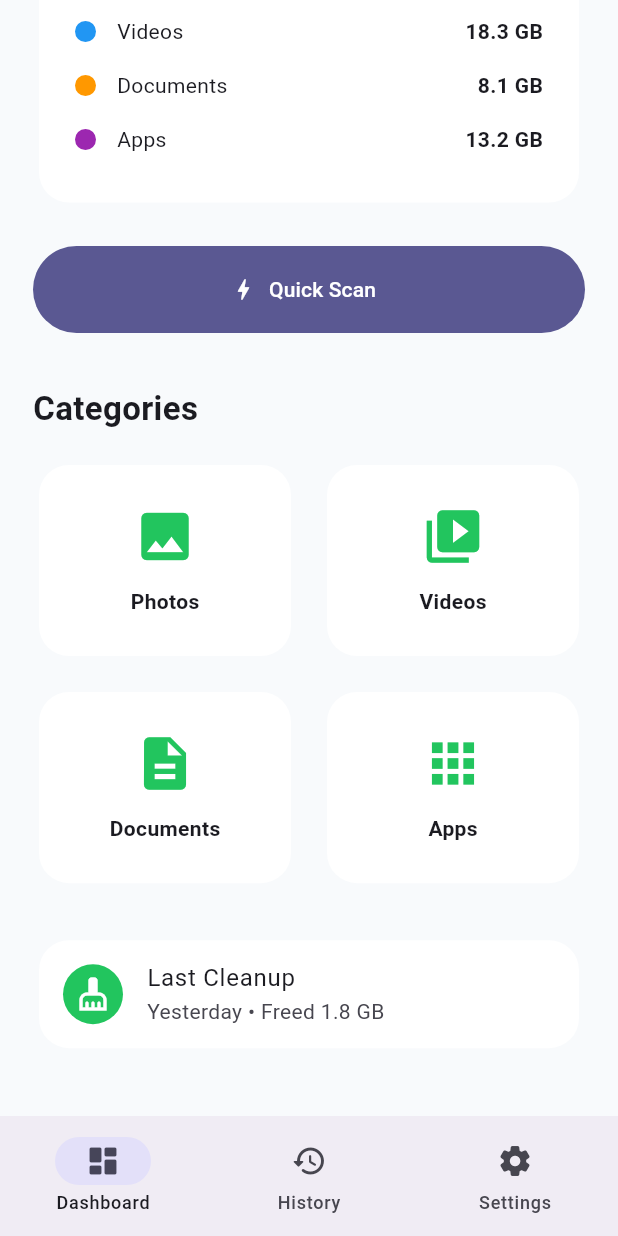
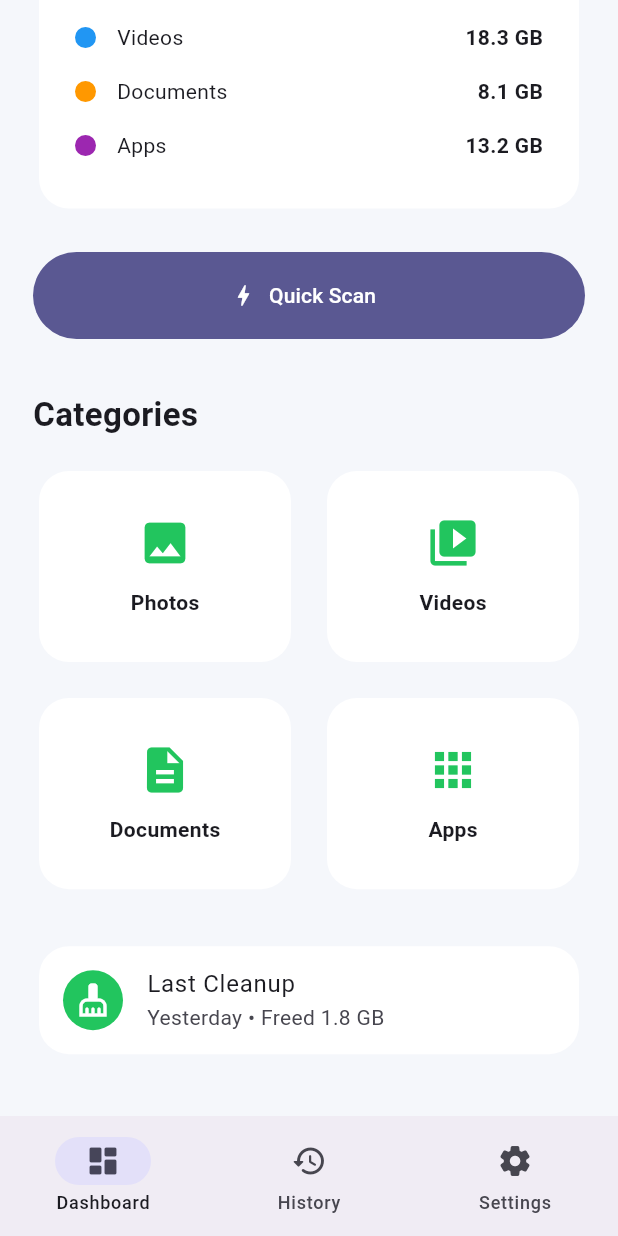
Before and after one commit to itusharsharma/SmartSweep-App, a Flutter app: the DashboardScreen screen opened by its route, scrolled down 526 dp, on a phone screen of 412 x 824 dp. Run offline on Flutter 3.47's test engine with Material 3 defaults, Android fonts, the phone set to English and light mode, and no system bars.

Commit message:
Improve responsive layout and dashboard UI

```diff
--- a/lib/app/colors.dart
+++ b/lib/app/colors.dart
@@ -3,23 +3,30 @@ import 'package:flutter/material.dart';
 class AppColors {
   AppColors._();
 
-  static const Color primary = Color(0xFF22C55E);
+  // Brand
+  static const primary = Color(0xFF22C55E);
+  static const secondary = Color(0xFF3B82F6);
 
-  static const Color secondary = Color(0xFF0EA5E9);
+  // Backgrounds
+  static const background = Color(0xFFF5F7FB);
+  static const darkBackground = Color(0xFF0F172A);
 
-  static const Color background = Color(0xFFF8FAFC);
+  // Cards
+  static const card = Color(0xFF1E1E24);
 
-  static const Color darkBackground = Color(0xFF0F172A);
+  // Text
+  static const textPrimary = Color(0xFF111827);
+  static const textSecondary = Color(0xFF6B7280);
+  static const textOnDark = Colors.white;
 
-  static const Color card = Colors.white;
+  // Status
+  static const success = Color(0xFF22C55E);
+  static const warning = Color(0xFFF59E0B);
+  static const danger = Color(0xFFEF4444);
 
-  static const Color textDark = Color(0xFF111827);
-
-  static const Color textLight = Colors.white;
-
-  static const Color danger = Color(0xFFEF4444);
-
-  static const Color warning = Color(0xFFF59E0B);
-
-  static const Color success = Color(0xFF10B981);
+  // Category Colors
+  static const photos = Color(0xFF22C55E);
+  static const videos = Color(0xFF3B82F6);
+  static const documents = Color(0xFFF59E0B);
+  static const apps = Color(0xFF8B5CF6);
 }
--- a/lib/app/routes.dart
+++ b/lib/app/routes.dart
@@ -6,6 +6,8 @@ import '../features/dashboard/presentation/dashboard_screen.dart';
 import '../features/scanner/presentation/scan_screen.dart';
 import '../features/scanner/presentation/scan_results_screen.dart';
 import '../features/cleaner/presentation/cleaning_screen.dart';
+import '../features/history/presentation/history_screen.dart';
+import '../features/settings/presentation/settings_screen.dart';
 
 class AppRoutes {
   static const splash = '/';
@@ -14,6 +16,8 @@ class AppRoutes {
   static const scan = '/scan';
   static const scanResults = '/scan-results';
   static const cleaning = '/cleaning';
+  static const history = '/history';
+  static const settings = '/settings';
 
   static final routes = <String, WidgetBuilder>{
     splash: (_) => const SplashScreen(),
@@ -22,5 +26,7 @@ class AppRoutes {
     scan: (_) => const ScanScreen(),
     scanResults: (_) => const ScanResultsScreen(),
     cleaning: (_) => const CleaningScreen(),
+    history: (_) => const HistoryScreen(),
+    settings: (_) => const SettingsScreen(),
   };
 }
--- a/lib/features/dashboard/presentation/dashboard_screen.dart
+++ b/lib/features/dashboard/presentation/dashboard_screen.dart
@@ -13,23 +13,44 @@ class DashboardScreen extends StatelessWidget {
 
       bottomNavigationBar: NavigationBar(
         selectedIndex: 0,
+        onDestinationSelected: (index) {
+          switch (index) {
+            case 0:
+              break;
+            case 1:
+              Navigator.pushReplacementNamed(
+                context,
+                AppRoutes.history,
+              );
+              break;
+            case 2:
+              Navigator.pushReplacementNamed(
+                context,
+                AppRoutes.settings,
+              );
+              break;
+          }
+        },
         destinations: const [
           NavigationDestination(
             icon: Icon(Icons.dashboard_rounded),
-            label: 'Dashboard',
+            label: "Dashboard",
           ),
           NavigationDestination(
             icon: Icon(Icons.history_rounded),
-            label: 'History',
+            label: "History",
           ),
           NavigationDestination(
             icon: Icon(Icons.settings_rounded),
-            label: 'Settings',
+            label: "Settings",
           ),
         ],
       ),
 
       body: SafeArea(
+        child: Center(
+        child: ConstrainedBox(
+        constraints: const BoxConstraints(maxWidth: 600),
         child: SingleChildScrollView(
           padding: const EdgeInsets.all(22),
           child: Column(
@@ -43,7 +64,7 @@ class DashboardScreen extends StatelessWidget {
                 ),
               ),
 
-              const SizedBox(height: 8),
+              const SizedBox(height: 12),
 
               const Text(
                 'SmartSweep',
@@ -226,6 +247,8 @@ class DashboardScreen extends StatelessWidget {
           ),
         ),
       ),
+    ),
+    ),
     );
   }
 }
@@ -251,7 +274,7 @@ class CategoryCard extends StatelessWidget {
           children: [
             Icon(
               icon,
-              size: 42,
+              size: 36,
               color: AppColors.primary,
             ),
             const SizedBox(height: 12),
```
Also changed, not shown: lib/features/history/presentation/history_screen.dart (added, +126 -0 lines), lib/features/screens/presentation/app_shell.dart (added, +54 -0 lines), lib/features/settings/presentation/settings_screen.dart (added, +136 -0 lines).
